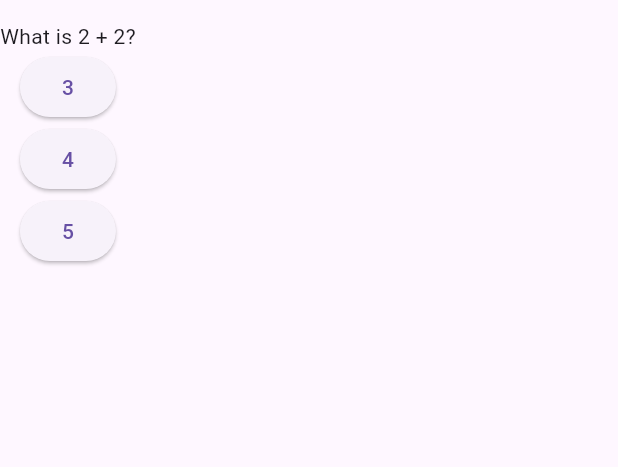
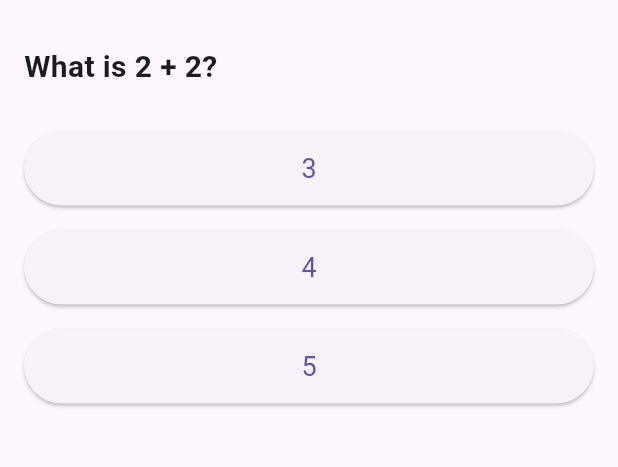
Before and after one commit to OlgaYarukhina/Quiz_App, a Flutter app: the screen it shows after launch, after a tap on "Math Quiz", on a phone screen of 412 x 824 dp, the part 63-530 px from its top. Run offline on Flutter 3.47's test engine with Material 3 defaults, Android fonts, the phone set to English and light mode, and no system bars; our stand-ins replace shared_preferences.

Commit message:
uii + history

```diff
--- a/lib/main.dart
+++ b/lib/main.dart
@@ -24,14 +24,11 @@ class QuizApp extends StatelessWidget {
   Widget build(BuildContext context) {
     return MaterialApp(
       title: 'Quiz',
-      theme: ThemeData(
-        primarySwatch: Colors.lightGreen,
-      ),
       home: HomeScreen(quizzes: quizzes),
       routes: {
-        '/question': (context) => QuestionScreen(),
+        '/question': (context) => const QuestionScreen(),
         '/result': (context) => const ResultScreen(),
-        '/history': (context) => const HistoryScreen(),
+        '/history': (context) => HistoryScreen(quizzes: quizzes),
       },
     );
   }
--- a/lib/screens/home_screen.dart
+++ b/lib/screens/home_screen.dart
@@ -11,23 +11,33 @@ class HomeScreen extends StatelessWidget {
     return Scaffold(
       appBar: AppBar(
         title: const Text('Quiz Application'),
+        actions: [
+          IconButton(
+            icon: const Icon(Icons.history),
+            onPressed: () {
+              Navigator.pushNamed(context, '/history');
+            },
           ),
-      body: ListView.builder(
+        ],
+      ),
+      body: Padding(
+        padding: const EdgeInsets.all(8.0),
+        child: ListView.builder(
           itemCount: quizzes.length,
           itemBuilder: (context, index) {
             final quiz = quizzes[index];
-          return ListTile(
-            title: Text(quiz.title),
+            return Card(
+              margin: const EdgeInsets.symmetric(vertical: 8.0),
+              child: ListTile(
+                title: Text(quiz.title, style: const TextStyle(fontSize: 18, fontWeight: FontWeight.bold)),
+                trailing: const Icon(Icons.arrow_forward_ios, size: 18),
                 onTap: () {
-              // Передаємо вибраний квіз на екран запитань
-              Navigator.pushNamed(
-                context,
-                '/question',
-                arguments: quiz, // Передаємо квіз як аргумент
+                  Navigator.pushNamed(context, '/question', arguments: quiz);
+                },
+              ),
             );
           },
-          );
-        },
+        ),
       ),
     );
   }
--- a/lib/screens/question_screen.dart
+++ b/lib/screens/question_screen.dart
@@ -2,11 +2,13 @@ import 'package:flutter/material.dart';
 import 'package:quiz_app/models/quiz.dart';
 
 class QuestionScreen extends StatefulWidget {
+  const QuestionScreen({super.key});
+
   @override
-  _QuestionScreenState createState() => _QuestionScreenState();
+  QuestionScreenState createState() => QuestionScreenState();
 }
 
-class _QuestionScreenState extends State<QuestionScreen> {
+class QuestionScreenState extends State<QuestionScreen> {
   late Quiz quiz;
   int currentQuestionIndex = 0;
   int correctAnswers = 0;
@@ -14,7 +16,6 @@ class _QuestionScreenState extends State<QuestionScreen> {
   @override
   void didChangeDependencies() {
     super.didChangeDependencies();
-    // Отримуємо переданий квіз через аргументи
     quiz = ModalRoute.of(context)!.settings.arguments as Quiz;
   }
 
@@ -25,11 +26,24 @@ class _QuestionScreenState extends State<QuestionScreen> {
       appBar: AppBar(
         title: Text(quiz.title),
       ),
-      body: Column(
+      body: Padding(
+        padding: const EdgeInsets.all(16.0),
+        child: Column(
+          crossAxisAlignment: CrossAxisAlignment.start,
           children: [
-          Text(question.question),
+            Text(
+              question.question,
+              style: const TextStyle(fontSize: 20, fontWeight: FontWeight.bold),
+            ),
+            const SizedBox(height: 20),
             ...question.answers.map((answer) {
-            return ElevatedButton(
+              return Padding(
+                padding: const EdgeInsets.symmetric(vertical: 8.0),
+                child: ElevatedButton(
+                  style: ElevatedButton.styleFrom(
+                    minimumSize: const Size(double.infinity, 50),
+                    textStyle: const TextStyle(fontSize: 18),
+                  ),
                   onPressed: () {
                     setState(() {
                       if (answer == question.correctAnswer) {
@@ -38,19 +52,23 @@ class _QuestionScreenState extends State<QuestionScreen> {
                       if (currentQuestionIndex < quiz.questions.length - 1) {
                         currentQuestionIndex++;
                       } else {
-                    // Перехід до екрану результатів після завершення квізу
                         Navigator.pushNamed(
                           context,
                           '/result',
-                      arguments: correctAnswers,
+                          arguments: {
+                            'score': correctAnswers,
+                            'quizTitle': quiz.title
+                          },
                         );
                       }
                     });
                   },
                   child: Text(answer),
+                ),
               );
-          }).toList(),
+            }),
           ],
+        ),
       ),
     );
   }
```
Also changed, not shown: lib/models/question.dart (+0 -8 lines), lib/models/quiz.dart (+0 -7 lines), lib/screens/history_screen.dart (+55 -10 lines), lib/screens/result_screen.dart (+21 -4 lines), lib/services/quiz_storage.dart (added, +24 -0 lines), lib/viewmodels/history_view_model.dart (deleted, +0 -28 lines), lib/viewmodels/quiz_view_model.dart (+5 -7 lines). Lines whose indentation alone changed are shown as unchanged.
